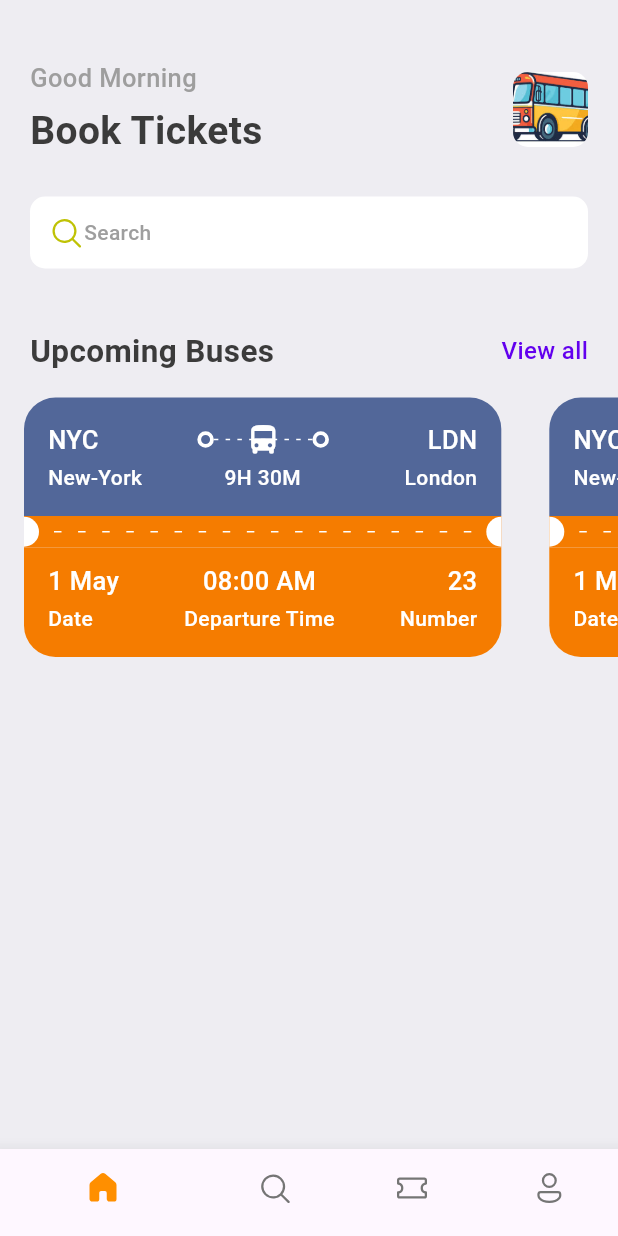
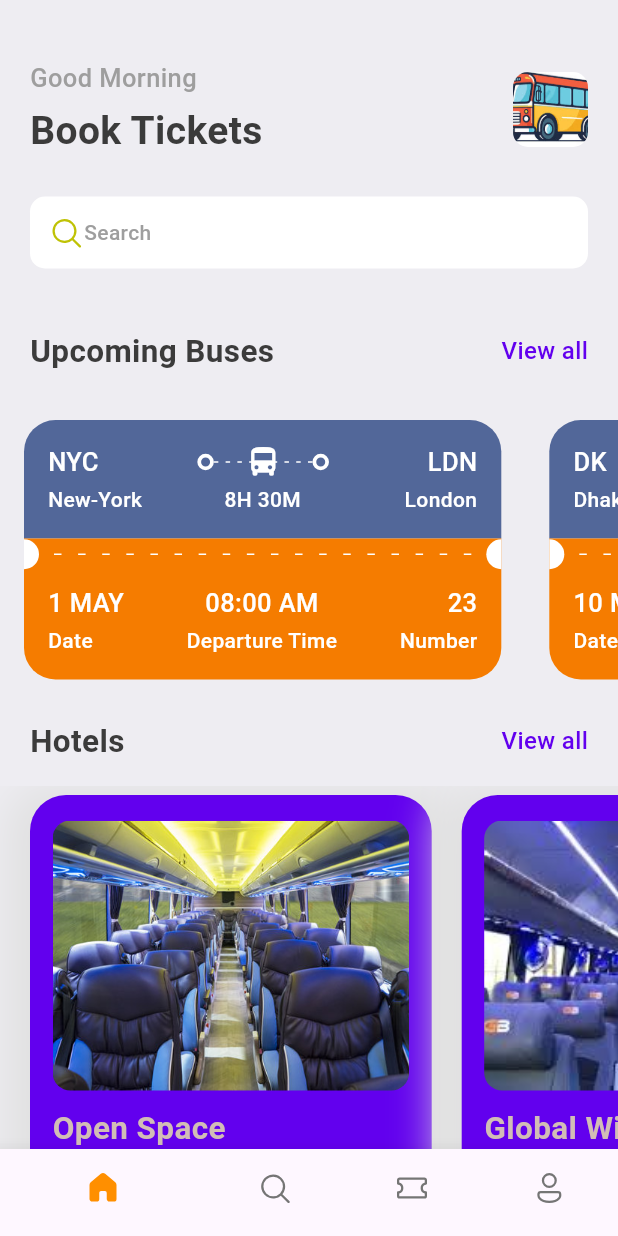
Before and after one commit to Nabh0503/BookTickets, a Flutter app: the screen it shows after launch, on a phone screen of 412 x 824 dp. Run offline on Flutter 3.47's test engine with Material 3 defaults, Android fonts, the phone set to English and light mode, and no system bars; our stand-ins replace fluentui_icons, gap, get.

Commit message:
Home Screen Complete(Problem in App_layout(getHeight and getWidth not working))

```diff
--- a/lib/screens/home_screen.dart
+++ b/lib/screens/home_screen.dart
@@ -1,6 +1,9 @@
+import 'package:bookingtickets/screens/hotel_screen.dart';
 import 'package:bookingtickets/screens/tickets_view.dart';
+import 'package:bookingtickets/utils/app_info_list.dart';
 import 'package:bookingtickets/utils/app_styles.dart';
 import 'package:fluentui_icons/fluentui_icons.dart';
+import 'package:flutter/cupertino.dart';
 import 'package:flutter/material.dart';
 import 'package:gap/gap.dart';
 
@@ -78,16 +81,37 @@ class HomeScreen extends StatelessWidget {
               ]
             ),
           ),
-          const SingleChildScrollView(
+          const Gap(15),
+           SingleChildScrollView(
             scrollDirection:Axis.horizontal,
-            padding: EdgeInsets.only(right: 20),
+            padding: const EdgeInsets.only(right: 20),
             child: Row(
+              children: ticketList.map((singleticket) => TicketView(ticket: singleticket)).toList()
+            ),
+          ),
+          const Gap(15),
+          Container(
+            padding: const EdgeInsets.symmetric(horizontal: 20),
+            child: Row(
+              mainAxisAlignment: MainAxisAlignment.spaceBetween,
               children:[
-                TicketView(),
-                TicketView(),
+                Text("Hotels",style: Styles.headLineStyle2,),
+                InkWell(
+                  onTap: () {
+                    print("You are Tapped");
+                  },
+                  child: Text("View all",style:Styles.textStyle.copyWith(color: Styles.primaryColor),)
+                )
               ]
-            )
-          )
+            ),
+          ),
+          const Gap(15),
+          SingleChildScrollView(
+              scrollDirection:Axis.horizontal,
+              padding: const EdgeInsets.only(left:20,right: 20),
+              child: Row(
+                  children:hotelList.map((singlehotel) => HotelScreen(hotel: singlehotel)).toList()
+              )),
         ]
       ),
     );
--- /dev/null
+++ b/lib/screens/hotel_screen.dart
@@ -0,0 +1,63 @@
+import 'package:bookingtickets/utils/app_layout.dart';
+import 'package:bookingtickets/utils/app_styles.dart';
+import 'package:flutter/material.dart';
+import 'package:gap/gap.dart';
+
+class HotelScreen extends StatelessWidget {
+  final Map<String, dynamic> hotel;
+   const HotelScreen({super.key, required this.hotel});
+
+  @override
+  Widget build(BuildContext context) {
+    final size = AppLayout.getSize(context);
+    return Container(
+      width: size.width*0.65,
+      height:350,
+      padding: const EdgeInsets.symmetric(horizontal: 15, vertical: 17),
+      margin: const EdgeInsets.only(right: 20,top: 6),
+      decoration: BoxDecoration(
+        color: Styles.primaryColor,
+        borderRadius: BorderRadius.circular(24),
+        boxShadow: [
+          BoxShadow(
+            color: Colors.grey.shade300,
+            blurRadius: 25,
+            spreadRadius: 15,
+            offset: const Offset(0, 10),
+          ),
+        ]
+      ),
+      child: Column(
+        crossAxisAlignment: CrossAxisAlignment.start,
+        children: [
+          Container(
+            height: 180,
+            decoration: BoxDecoration(
+              borderRadius: BorderRadius.circular(12),
+              color: Styles.primaryColor,
+              image: DecorationImage(
+                image: AssetImage('images/${hotel['image']}'),
+                fit: BoxFit.cover,
+              ),
+              )
+            ),
+          const Gap(10),
+          Text(
+              hotel['place'],
+              style: Styles.headLineStyle2.copyWith(color: Styles.kakicolor),
+          ),
+          const Gap(5),
+          Text(
+            hotel['destination'],
+            style: Styles.headLineStyle3.copyWith(color: Colors.white),
+          ),
+          const Gap(8),
+          Text(
+            '\$${hotel['price']}/night',
+            style: Styles.headLineStyle1.copyWith(color: Styles.kakicolor),
+          ),
+        ],
+      ),
+    );
+  }
+}
--- a/lib/screens/tickets_view.dart
+++ b/lib/screens/tickets_view.dart
@@ -3,9 +3,11 @@ import 'package:bookingtickets/utils/app_styles.dart';
 import 'package:bookingtickets/widgets/thick_container.dart';
 import 'package:flutter/material.dart';
 import 'package:gap/gap.dart';
+import 'package:get/get.dart';
 
 class TicketView extends StatelessWidget {
-  const TicketView({super.key});
+  final Map<String,dynamic> ticket;
+  const TicketView({super.key,required this.ticket});
 
   @override
   Widget build(BuildContext context) {
@@ -29,7 +31,7 @@ class TicketView extends StatelessWidget {
                 children: [
                   Row(
                     children: [
-                      Text("NYC",style: Styles.headLineStyle3.copyWith(color: Colors.white),),
+                      Text(ticket['from']['code'],style: Styles.headLineStyle3.copyWith(color: Colors.white),),
 
                       Expanded(child: Container()),
 
@@ -60,7 +62,7 @@ class TicketView extends StatelessWidget {
                       const ThickContainer(),
                       Expanded(child: Container()),
 
-                      Text("LDN",style: Styles.headLineStyle3.copyWith(color: Colors.white),)
+                      Text(ticket['to']['code'],style: Styles.headLineStyle3.copyWith(color: Colors.white),)
                     ],
                   ),
                   const Gap(3),
@@ -68,11 +70,11 @@ class TicketView extends StatelessWidget {
                     mainAxisAlignment: MainAxisAlignment.spaceBetween,
                     children:[
                       SizedBox(
-                        width: 100,child: Text('New-York',style:Styles.headLineStyle4.copyWith(color: Colors.white),)
+                        width: 100,child: Text(ticket['from']['name'],style:Styles.headLineStyle4.copyWith(color: Colors.white),)
                       ),
-                      Center(child: Text("9H 30M",style:Styles.headLineStyle4.copyWith(color: Colors.white),)),
+                      Center(child: Text(ticket['flying_time'],style:Styles.headLineStyle4.copyWith(color: Colors.white),)),
                       SizedBox(
-                          width: 100,child: Text('London',textAlign: TextAlign.end,style:Styles.headLineStyle4.copyWith(color: Colors.white),)
+                          width: 100,child: Text(ticket['to']['name'],textAlign: TextAlign.end,style:Styles.headLineStyle4.copyWith(color: Colors.white),)
                       ),
                     ]
                   )
@@ -148,7 +150,7 @@ class TicketView extends StatelessWidget {
                       Column(
                         crossAxisAlignment: CrossAxisAlignment.start,
                         children: [
-                          Text("1 May",
+                          Text(ticket['date'],
                           style: Styles.headLineStyle3.copyWith(color: Colors.white),),
                           const Gap(3),
                           Text("Date",
@@ -157,7 +159,7 @@ class TicketView extends StatelessWidget {
                       ),Column(
                         crossAxisAlignment: CrossAxisAlignment.center,
                         children: [
-                          Text("08:00 AM",
+                          Text(ticket['departure_time'],
                             style: Styles.headLineStyle3.copyWith(color: Colors.white),),
                           const Gap(3),
                           Text("Departure Time",
@@ -167,7 +169,7 @@ class TicketView extends StatelessWidget {
                       Column(
                         crossAxisAlignment: CrossAxisAlignment.end,
                         children: [
-                          Text("23",
+                          Text(ticket['number'].toString(),
                             style: Styles.headLineStyle3.copyWith(color: Colors.white),),
                           const Gap(3),
                           Text("Number",
--- /dev/null
+++ b/lib/utils/app_info_list.dart
@@ -0,0 +1,51 @@
+List<Map<String, dynamic>> hotelList = [
+  {
+    'image': 'bus1.jpg',
+    'place': 'Open Space',
+    'destination': 'London',
+    'price': 25
+  },
+  {
+    'image': 'bus2.jpeg',
+    'place': 'Global Will',
+    'destination': 'London',
+    'price': 40
+  },
+  {
+    'image': 'bus1.jpg',
+    'place': 'Tallest Building',
+    'destination': 'Dubai',
+    'price': 68
+  },
+];
+
+List<Map<String, dynamic>> ticketList = [
+  {
+    'from': {
+      'code':"NYC",
+      'name':"New-York"
+    },
+    'to': {
+      'code':"LDN",
+      'name':"London"
+    },
+    'flying_time': '8H 30M',
+    'date': "1 MAY",
+    'departure_time':"08:00 AM",
+    "number":23
+  },
+  {
+    'from': {
+      'code':"DK",
+      'name':"Dhaka"
+    },
+    'to': {
+      'code':"SH",
+      'name':"Shanghai"
+    },
+    'flying_time': '4H 20M',
+    'date': "10 MAY",
+    'departure_time':"09:00 AM",
+    "number":45
+  },
+];
--- a/lib/utils/app_layout.dart
+++ b/lib/utils/app_layout.dart
@@ -1,7 +1,22 @@
 import 'package:flutter/cupertino.dart';
+import 'package:get/get.dart';
 
 class AppLayout{
   static getSize(BuildContext context){
     return MediaQuery.of(context).size;
   }
+  static getScreenHeight(){
+    return Get.height;
+  }
+  static getScreenWidth(){
+    return Get.width;
+  }
+  static getHeight(double pixels){
+    double x = getScreenHeight()/pixels;
+    return getScreenHeight()/x;
+  }
+  static getWidth(double pixels){
+    double x = getScreenWidth()/pixels;
+    return getScreenWidth()/x;
+  }
 }
--- a/lib/utils/app_styles.dart
+++ b/lib/utils/app_styles.dart
@@ -7,6 +7,7 @@ class Styles{
   static Color textColor = const Color(0xFF3b3b3b);
   static Color bgColor = const Color(0xFFeeedf2);
   static Color orangeColor = const Color(0xFFf57c00);
+  static Color kakicolor = const Color(0xFFd2bdb6);
   static TextStyle textStyle= TextStyle(fontSize: 16, color: textColor,fontWeight: FontWeight.w500);
   static TextStyle headLineStyle1= TextStyle(fontSize: 26, color: textColor,fontWeight: FontWeight.bold);
   static TextStyle headLineStyle2= TextStyle(fontSize: 21, color: textColor,fontWeight: FontWeight.bold);
--- a/pubspec.yaml
+++ b/pubspec.yaml
@@ -36,6 +36,7 @@ dependencies:
   # Use with the CupertinoIcons class for iOS style icons.
   cupertino_icons: ^1.0.6
   fluentui_icons: ^1.0.0
+  get:
   gap: ^3.0.1
 
 dev_dependencies:
```
Also changed, not shown: images/bus1.jpg (added), images/bus2.jpeg (added), pubspec.lock.
